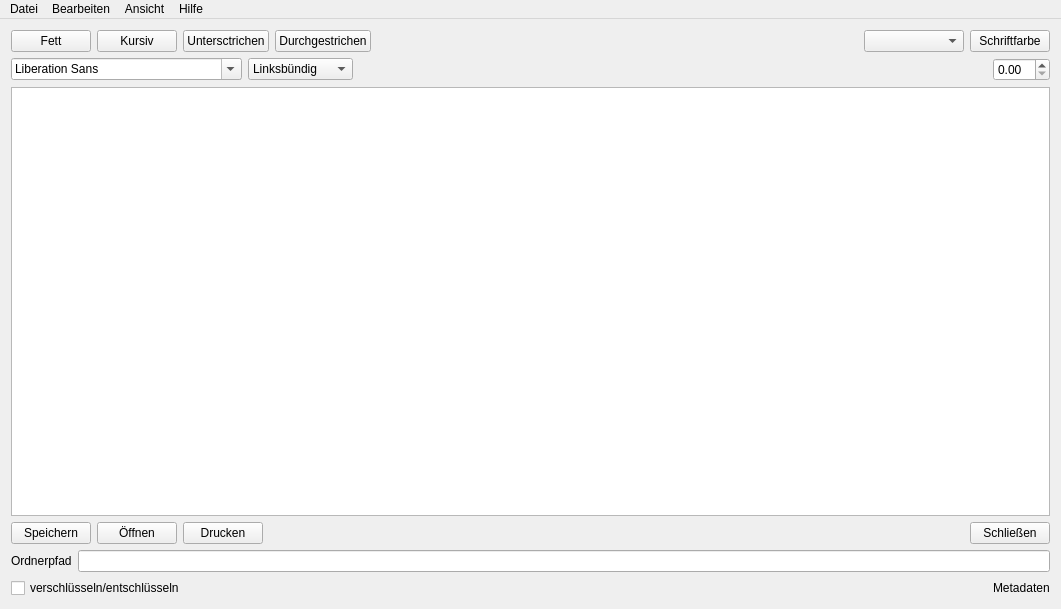
First picture: the form in mainwindow.ui, repository AwesomeTextEdtor/Texteditor, before the edit.
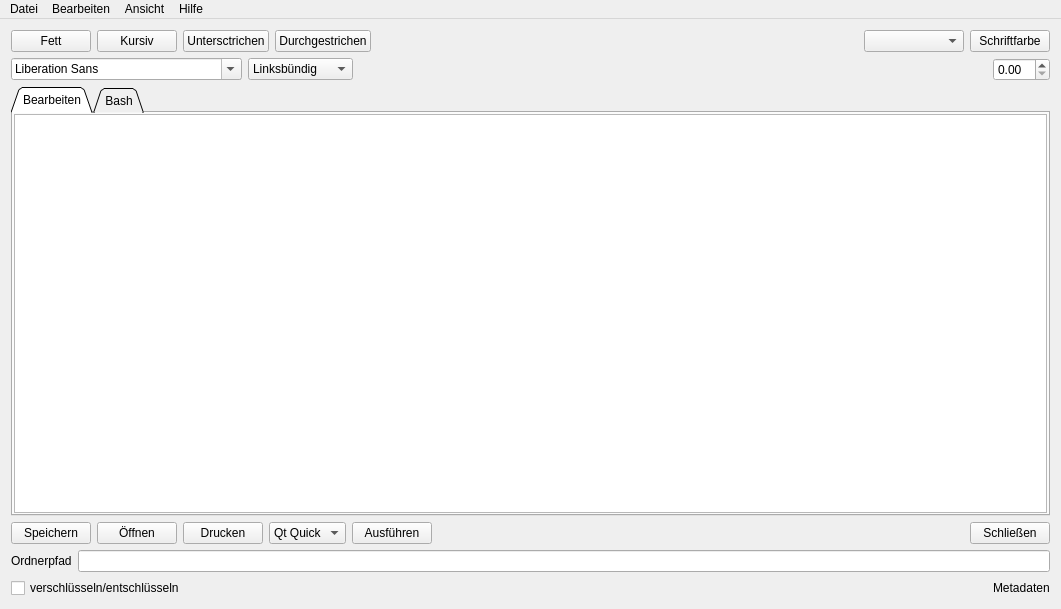
Second picture: the form after the edit. Icons and pictures are not drawn.

Patch:
```diff
--- a/mainwindow.ui
+++ b/mainwindow.ui
@@ -187,16 +187,68 @@
      </layout>
     </item>
     <item>
-     <widget class="QTextBrowser" name="textEdit">
-      <property name="readOnly">
+     <widget class="QTabWidget" name="tabWidget">
+      <property name="tabPosition">
+       <enum>QTabWidget::North</enum>
+      </property>
+      <property name="tabShape">
+       <enum>QTabWidget::Triangular</enum>
+      </property>
+      <property name="currentIndex">
+       <number>0</number>
+      </property>
+      <property name="elideMode">
+       <enum>Qt::ElideNone</enum>
+      </property>
+      <property name="tabsClosable">
        <bool>false</bool>
       </property>
-      <property name="textInteractionFlags">
-       <set>Qt::LinksAccessibleByKeyboard|Qt::LinksAccessibleByMouse|Qt::TextBrowserInteraction|Qt::TextEditable|Qt::TextEditorInteraction|Qt::TextSelectableByKeyboard|Qt::TextSelectableByMouse</set>
-      </property>
-      <property name="openExternalLinks">
+      <property name="tabBarAutoHide">
        <bool>true</bool>
       </property>
+      <widget class="QWidget" name="editTab">
+       <attribute name="title">
+        <string>Bearbeiten</string>
+       </attribute>
+       <layout class="QVBoxLayout" name="verticalLayout_2">
+        <property name="spacing">
+         <number>1</number>
+        </property>
+        <property name="leftMargin">
+         <number>1</number>
+        </property>
+        <property name="topMargin">
+         <number>1</number>
+        </property>
+        <property name="rightMargin">
+         <number>1</number>
+        </property>
+        <property name="bottomMargin">
+         <number>1</number>
+        </property>
+        <item>
+         <widget class="QTextBrowser" name="textEdit">
+          <property name="readOnly">
+           <bool>false</bool>
+          </property>
+          <property name="tabStopWidth">
+           <number>30</number>
+          </property>
+          <property name="textInteractionFlags">
+           <set>Qt::LinksAccessibleByMouse|Qt::TextEditable|Qt::TextEditorInteraction|Qt::TextSelectableByKeyboard|Qt::TextSelectableByMouse</set>
+          </property>
+          <property name="openExternalLinks">
+           <bool>true</bool>
+          </property>
+         </widget>
+        </item>
+       </layout>
+      </widget>
+      <widget class="QWidget" name="bashTab">
+       <attribute name="title">
+        <string>Bash</string>
+       </attribute>
+      </widget>
      </widget>
     </item>
     <item>
@@ -226,6 +278,26 @@
         </item>
        </layout>
       </item>
+      <item>
+       <layout class="QHBoxLayout" name="horizontalLayout_10">
+        <item>
+         <widget class="QComboBox" name="compilerComboBox">
+          <item>
+           <property name="text">
+            <string>Qt Quick</string>
+           </property>
+          </item>
+         </widget>
+        </item>
+        <item>
+         <widget class="QPushButton" name="executeButton">
+          <property name="text">
+           <string>Ausführen</string>
+          </property>
+         </widget>
+        </item>
+       </layout>
+      </item>
       <item>
        <spacer name="horizontalSpacer">
         <property name="orientation">
```
Left out of the diff: 2 changed lines with no effect on the pictures.
